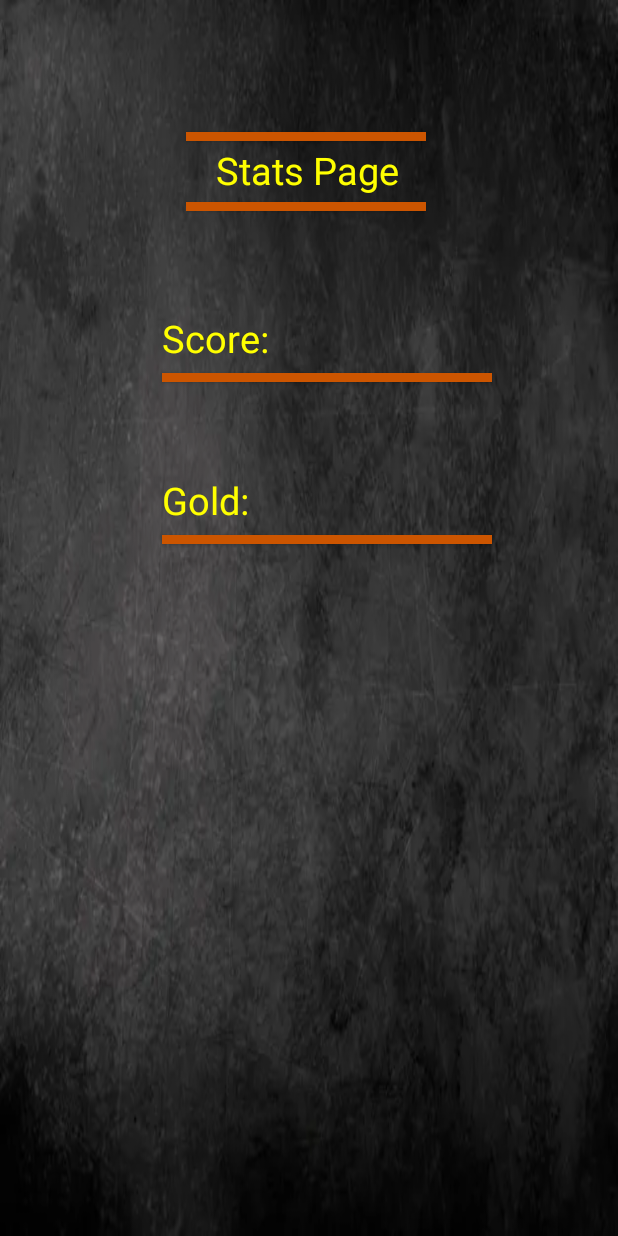
After one commit to krnagy-csu/Project2-CST338, an Android app: the StatsPage screen opened directly, with no data from a screen before it, on a phone screen of 412 x 824 dp. The commit adds this screen. Run offline under Robolectric (Android 15) with nearby library versions, the phone set to English and light mode, and no system bars.

Commit message:
Completed the Stats Page though coding the exact totals and numbers aren't complete. 5/2/2024 Thursday.

```diff
--- a/app/src/main/AndroidManifest.xml
+++ b/app/src/main/AndroidManifest.xml
@@ -12,6 +12,9 @@
         android:supportsRtl="true"
         android:theme="@style/Theme.P2338"
         tools:targetApi="31">
+        <activity
+            android:name=".StatsPage"
+            android:exported="false" />
         <activity
             android:name=".Backgrounds"
             android:exported="false" />
--- /dev/null
+++ b/app/src/main/java/com/example/p2338/StatsPage.java
@@ -0,0 +1,24 @@
+package com.example.p2338;
+
+import android.os.Bundle;
+
+import androidx.activity.EdgeToEdge;
+import androidx.appcompat.app.AppCompatActivity;
+import androidx.core.graphics.Insets;
+import androidx.core.view.ViewCompat;
+import androidx.core.view.WindowInsetsCompat;
+
+public class StatsPage extends AppCompatActivity {
+
+    @Override
+    protected void onCreate(Bundle savedInstanceState) {
+        super.onCreate(savedInstanceState);
+        EdgeToEdge.enable(this);
+        setContentView(R.layout.activity_stats_page);
+        ViewCompat.setOnApplyWindowInsetsListener(findViewById(R.id.main), (v, insets) -> {
+            Insets systemBars = insets.getInsets(WindowInsetsCompat.Type.systemBars());
+            v.setPadding(systemBars.left, systemBars.top, systemBars.right, systemBars.bottom);
+            return insets;
+        });
+    }
+}
--- a/app/src/main/res/layout/activity_backgrounds_store.xml
+++ b/app/src/main/res/layout/activity_backgrounds_store.xml
@@ -27,8 +27,8 @@
         android:layout_height="wrap_content"
         android:layout_marginStart="96dp"
         android:layout_marginTop="60dp"
+        android:text="@string/background_store"
         android:gravity="center"
-        android:text="@string/background_store"
         android:textColor="#FFFF00"
         android:textSize="25sp"
         app:layout_constraintStart_toStartOf="parent"
--- /dev/null
+++ b/app/src/main/res/layout/activity_stats_page.xml
@@ -0,0 +1,95 @@
+<?xml version="1.0" encoding="utf-8"?>
+<androidx.constraintlayout.widget.ConstraintLayout xmlns:android="http://schemas.android.com/apk/res/android"
+    xmlns:app="http://schemas.android.com/apk/res-auto"
+    xmlns:tools="http://schemas.android.com/tools"
+    android:id="@+id/main"
+    android:layout_width="match_parent"
+    android:layout_height="match_parent"
+    tools:context=".StatsPage"
+    android:background="@drawable/TheOfficialBG">
+
+    <TextView
+        android:id="@+id/tStatsPage"
+        android:layout_width="wrap_content"
+        android:layout_height="wrap_content"
+        android:layout_marginStart="144dp"
+        android:layout_marginTop="96dp"
+        android:gravity="center"
+        android:text="@string/stats_page"
+        android:textColor="#FFFF00"
+        android:textSize="25sp"
+        app:layout_constraintStart_toStartOf="parent"
+        app:layout_constraintTop_toTopOf="parent" />
+
+    <Button
+        android:id="@+id/AboveLineThree"
+        android:layout_width="160dp"
+        android:layout_height="6dp"
+        android:layout_marginStart="124dp"
+        android:layout_marginBottom="2dp"
+        android:background="#CC5500"
+        android:text=""
+        app:layout_constraintBottom_toTopOf="@+id/tStatsPage"
+        app:layout_constraintStart_toStartOf="parent" />
+
+
+    <Button
+        android:id="@+id/BelowLineThree"
+        android:layout_width="160dp"
+        android:layout_height="6dp"
+        android:layout_marginStart="124dp"
+        android:layout_marginTop="4dp"
+        android:background="#CC5500"
+        android:text=""
+        app:layout_constraintStart_toStartOf="parent"
+        app:layout_constraintTop_toBottomOf="@+id/tStatsPage" />
+
+    <Button
+        android:id="@+id/LineForeScore"
+        android:layout_width="220dp"
+        android:layout_height="6dp"
+        android:layout_marginStart="108dp"
+        android:layout_marginTop="6dp"
+        android:background="#CC5500"
+        android:text=""
+        app:layout_constraintStart_toStartOf="parent"
+        app:layout_constraintTop_toBottomOf="@+id/tScore" />
+
+
+    <Button
+        android:id="@+id/LineForeGold"
+        android:layout_width="220dp"
+        android:layout_height="6dp"
+        android:layout_marginStart="108dp"
+        android:layout_marginTop="6dp"
+        android:background="#CC5500"
+        android:text=""
+        app:layout_constraintStart_toStartOf="parent"
+        app:layout_constraintTop_toBottomOf="@+id/tGold" />
+
+    <TextView
+        android:id="@+id/tScore"
+        android:layout_width="wrap_content"
+        android:layout_height="wrap_content"
+        android:layout_marginStart="108dp"
+        android:layout_marginTop="208dp"
+        android:textColor="#FFFF00"
+        android:textSize="25sp"
+        android:text="@string/score"
+        app:layout_constraintStart_toStartOf="parent"
+        app:layout_constraintTop_toTopOf="parent" />
+
+    <TextView
+        android:id="@+id/tGold"
+        android:layout_width="wrap_content"
+        android:layout_height="wrap_content"
+        android:layout_marginStart="108dp"
+        android:layout_marginTop="316dp"
+        android:text="@string/gold"
+        android:textColor="#FFFF00"
+        android:textSize="25sp"
+        app:layout_constraintStart_toStartOf="parent"
+        app:layout_constraintTop_toTopOf="parent" />
+
+
+</androidx.constraintlayout.widget.ConstraintLayout>
--- a/app/src/main/res/values/strings.xml
+++ b/app/src/main/res/values/strings.xml
@@ -11,4 +11,7 @@
     <string name="background_two_100g">Background Two 100g</string>
     <string name="background_three_200g">Background Three 200g</string>
     <string name="background_four_300g">Background Four 300g</string>
+    <string name="stats_page">Stats Page</string>
+    <string name="score">Score:</string>
+    <string name="gold">Gold:</string>
 </resources>
```
